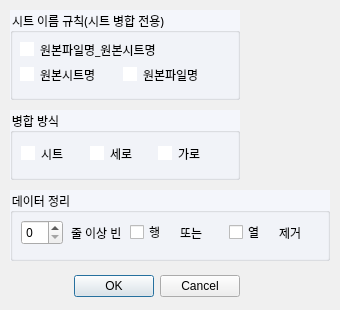
The window that excelmerger/ui/forms/options.ui (Fentanest/ExcelMerger) describes before a commit, drawn with Qt 5.
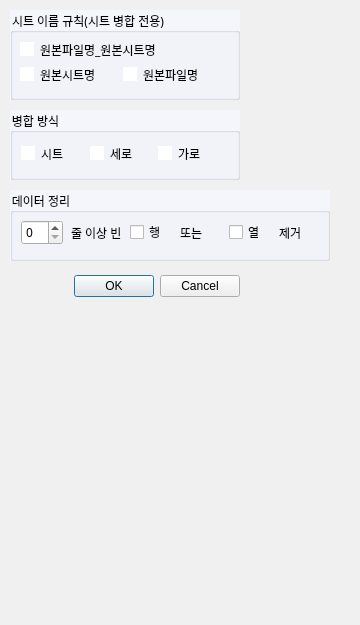
The same window after the commit. Icons and pictures are not drawn.

Diff of the .ui file:
```diff
--- a/excelmerger/ui/forms/options.ui
+++ b/excelmerger/ui/forms/options.ui
@@ -6,20 +6,20 @@
    <rect>
     <x>0</x>
     <y>0</y>
-    <width>340</width>
-    <height>310</height>
+    <width>360</width>
+    <height>625</height>
    </rect>
   </property>
   <property name="minimumSize">
    <size>
-    <width>340</width>
-    <height>310</height>
+    <width>360</width>
+    <height>625</height>
    </size>
   </property>
   <property name="maximumSize">
    <size>
-    <width>340</width>
-    <height>310</height>
+    <width>360</width>
+    <height>625</height>
    </size>
   </property>
   <property name="font">
```
